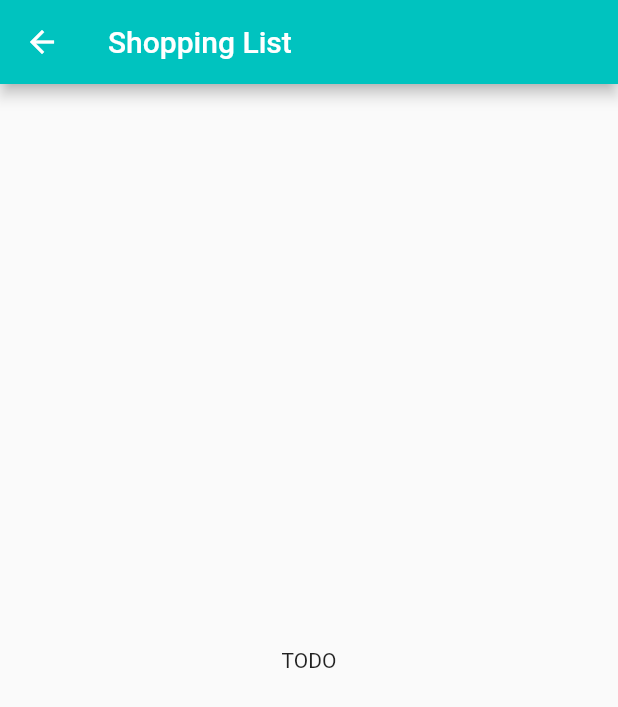
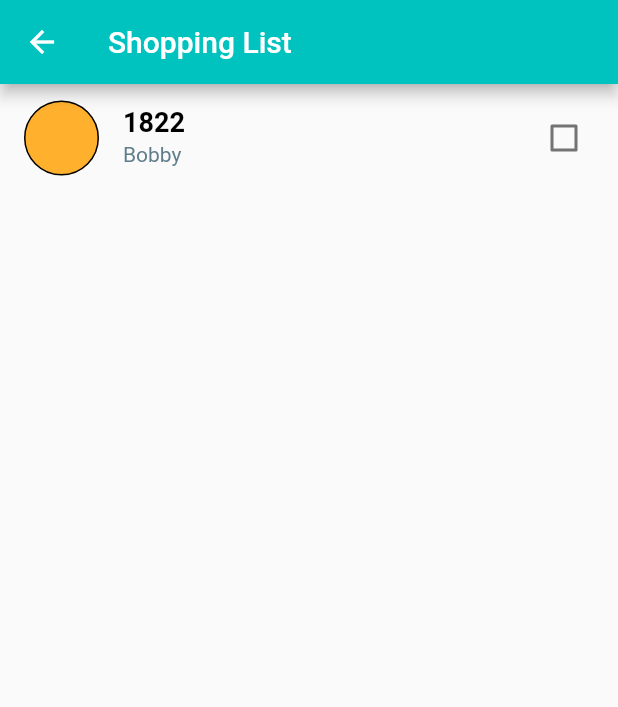
Before and after one commit to catiwumpus/floss, a Flutter app: the screen it shows after launch, after a tap on "Ecru", after a tap on the "list" icon, on a phone screen of 412 x 824 dp. Shown: the top 707 px of the screen. Run offline on Flutter 3.47's test engine with Material 2 defaults, Android fonts, the phone set to English and light mode, and no system bars.

Commit message:
started ShoppingListTile

```diff
--- a/lib/pages/shoppingListPage.dart
+++ b/lib/pages/shoppingListPage.dart
@@ -1,4 +1,5 @@
 import 'package:flutter/material.dart';
+import '../widgets/shoppingListTile.dart';
 
 class ShoppingListPage extends StatelessWidget {
   @override
@@ -9,11 +10,7 @@ class ShoppingListPage extends StatelessWidget {
         title: Text("Shopping List"),
         backgroundColor: Theme.of(context).accentColor,
       ),
-      body: Container(
-        child: Center(
-          child: Text("TODO"),
-        ),
-      ),
+      body: ShoppingListTile("Bobby", "1822", Color.fromRGBO(255, 176, 45, 1.0)),
     );
   }
 }
--- a/lib/widgets/flossExpandedTile.dart
+++ b/lib/widgets/flossExpandedTile.dart
@@ -28,23 +28,30 @@ class _FlossExpandedTileState extends State<FlossExpandedTile> {
         color: Color.fromRGBO(0, 0, 0, .3),
       ))),
       child: ExpansionTile(
-        title: Row(
+        title: Column(
+          crossAxisAlignment: CrossAxisAlignment.start,
+          children: <Widget>[
+          Text(
+            widget._number,
+            style: TextStyle(
+                color: Colors.black,
+                fontWeight: FontWeight.bold,
+                fontSize: 18.0),
+          ),
+          Row(
             mainAxisAlignment: MainAxisAlignment.spaceBetween,
             children: <Widget>[
               Text(
-              widget._number,
-              style: TextStyle(color: Colors.black),
-            ),
-            Text(
                 widget._name,
-              style: TextStyle(color: Colors.black),
+                style: TextStyle(color: Colors.blueGrey),
               ),
               Text(
                 "Owned: " + _quantity.toString(),
                 style: TextStyle(color: Colors.black),
               ),
             ],
-        ),
+          )
+        ]),
         leading: Container(
           width: 50.0,
           height: 50.0,
--- a/lib/widgets/shoppingListTile.dart
+++ b/lib/widgets/shoppingListTile.dart
@@ -0,0 +1,51 @@
+import 'package:flutter/material.dart';
+
+class ShoppingListTile extends StatefulWidget {
+  final String _name;
+  final String _number;
+  final Color _color;
+
+  ShoppingListTile(this._name, this._number, this._color);
+
+  @override
+  State<StatefulWidget> createState() {
+    // TODO: implement createState
+    return ShoppingListTileState();
+  }
+}
+
+class ShoppingListTileState extends State<ShoppingListTile> {
+  bool _value = false;
+  bool _selected = false;
+
+  @override
+  Widget build(BuildContext context) {
+    // TODO: implement build
+    return CheckboxListTile(
+      title: Text(
+        widget._number,
+        style: TextStyle(
+            color: Colors.black, fontWeight: FontWeight.bold, fontSize: 18.0),
+      ),
+      subtitle: Text(
+        widget._name,
+        style: TextStyle(color: Colors.blueGrey),
+      ),
+      secondary: Container(
+        width: 50.0,
+        height: 50.0,
+        decoration: new BoxDecoration(
+            color: widget._color,
+            borderRadius: new BorderRadius.all(new Radius.circular(50.0)),
+            border: new Border.all(color: Colors.black, width: 1.0)),
+      ),
+      value: _value,
+      onChanged: (value) {
+        setState(() {
+          _value = value;
+        });
+      },
+      selected: _selected,
+    );
+  }
+}
```
Lines whose indentation alone changed are shown as unchanged.
